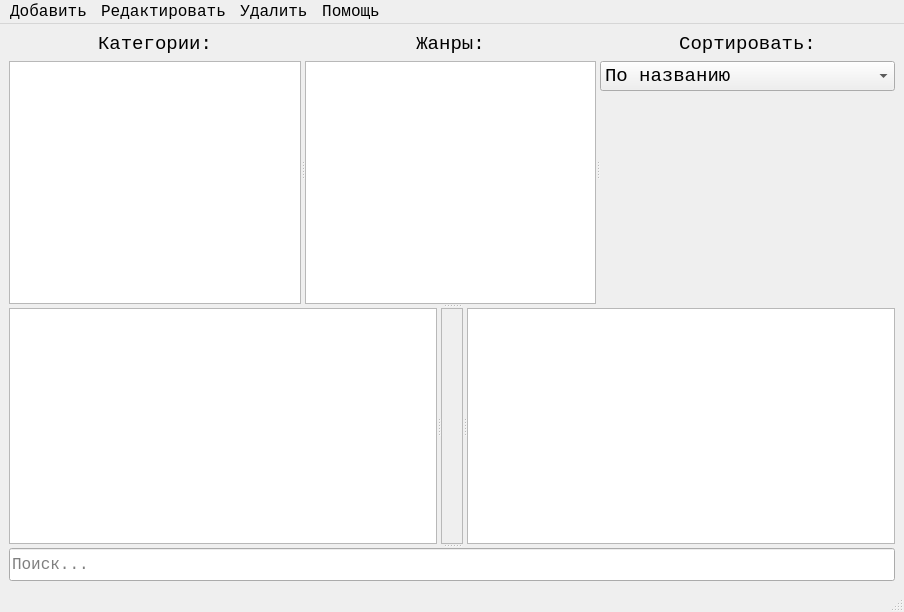
Before: the Qt Designer form gui/main_ui.ui in alkostuchkov/Songbook, drawn with Qt 5.
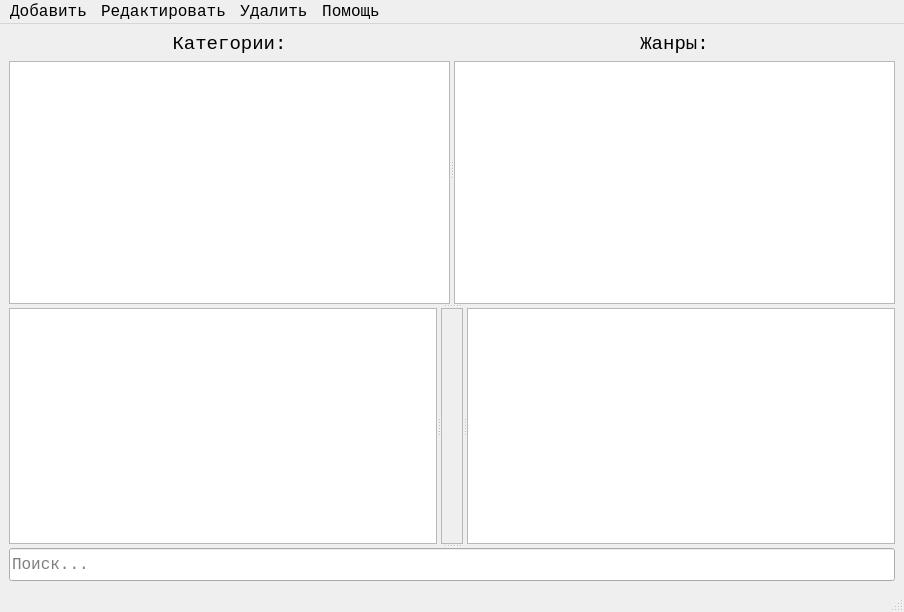
After: the same form once the commit is applied. Icons and pictures are not drawn.

Diff of the .ui file:
```diff
--- a/gui/main_ui.ui
+++ b/gui/main_ui.ui
@@ -106,64 +106,6 @@
          </item>
         </layout>
        </widget>
-       <widget class="QWidget" name="layoutWidget">
-        <layout class="QVBoxLayout" name="verticalLayout_3">
-         <item>
-          <widget class="QLabel" name="lbl_sort">
-           <property name="font">
-            <font>
-             <family>Lucida Console</family>
-             <pointsize>14</pointsize>
-            </font>
-           </property>
-           <property name="text">
-            <string>Сортировать:</string>
-           </property>
-           <property name="alignment">
-            <set>Qt::AlignmentFlag::AlignCenter</set>
-           </property>
-          </widget>
-         </item>
-         <item>
-          <widget class="QComboBox" name="cb_sort">
-           <property name="font">
-            <font>
-             <family>Lucida Console</family>
-             <pointsize>14</pointsize>
-            </font>
-           </property>
-           <item>
-            <property name="text">
-             <string>По названию</string>
-            </property>
-           </item>
-           <item>
-            <property name="text">
-             <string>По дате исполнения</string>
-            </property>
-           </item>
-           <item>
-            <property name="text">
-             <string>Недавно исполнявшиеся</string>
-            </property>
-           </item>
-          </widget>
-         </item>
-         <item>
-          <spacer name="verticalSpacer">
-           <property name="orientation">
-            <enum>Qt::Orientation::Vertical</enum>
-           </property>
-           <property name="sizeHint" stdset="0">
-            <size>
-             <width>20</width>
-             <height>40</height>
-            </size>
-           </property>
-          </spacer>
-         </item>
-        </layout>
-       </widget>
       </widget>
       <widget class="QSplitter" name="spl_songs">
        <property name="orientation">
```
Left out of the diff: 1 changed line with no effect on the pictures.
